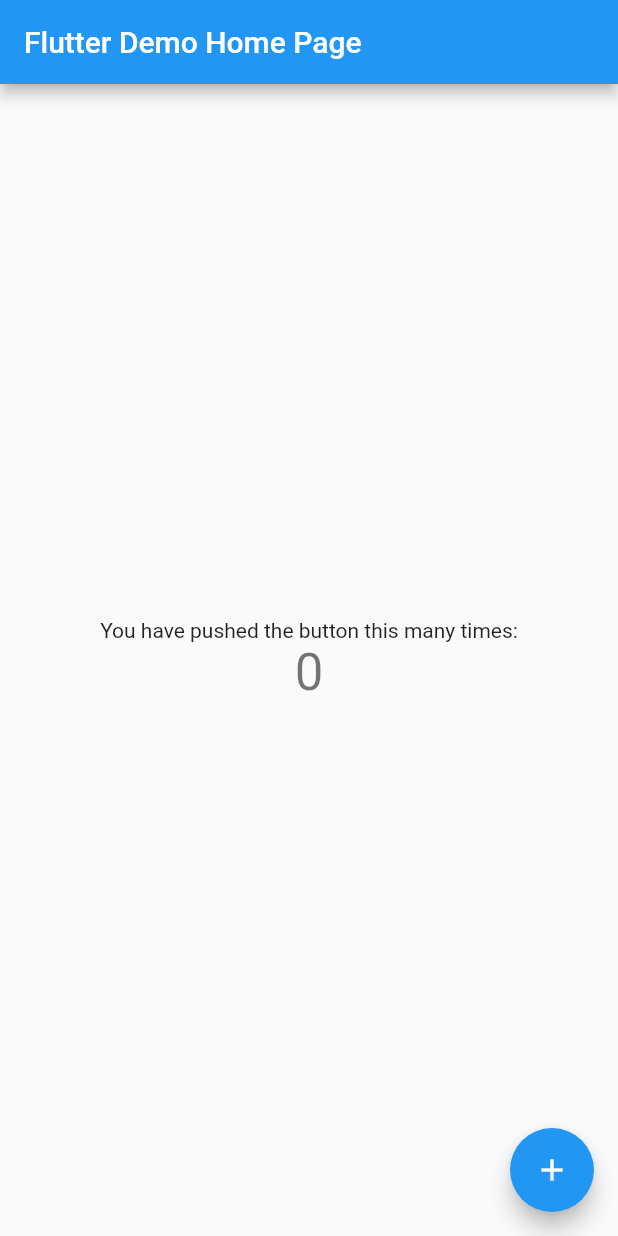
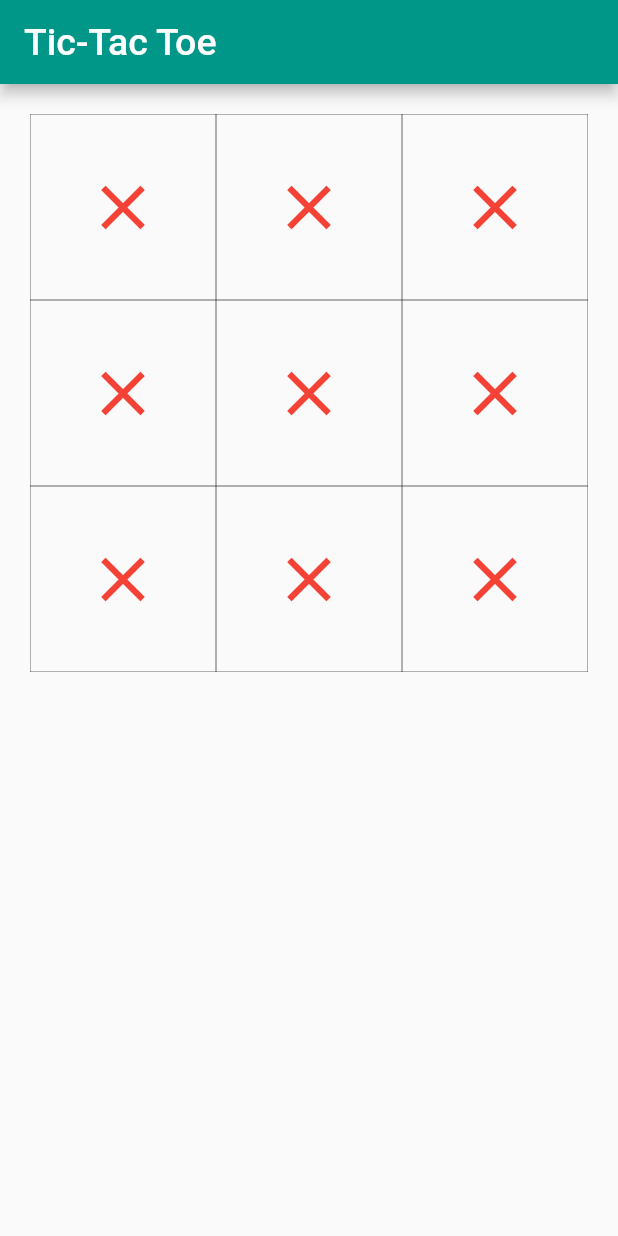
Before and after one commit to michaelihuoma01/tictactoe, a Flutter app: the screen it shows after launch, on a phone screen of 412 x 824 dp. Run offline on Flutter 3.47's test engine with Material 2 defaults, Android fonts, the phone set to English and light mode, and no system bars.

Commit message:
Home screen setup

```diff
--- a/lib/main.dart
+++ b/lib/main.dart
@@ -1,4 +1,5 @@
 import 'package:flutter/material.dart';
+import 'package:tictactoe_test/views/home.dart';
 
 void main() {
   runApp(const MyApp());
@@ -11,7 +12,6 @@
   @override
   Widget build(BuildContext context) {
     return MaterialApp(
-      title: 'Flutter Demo',
       theme: ThemeData(
         // This is the theme of your application.
         //
@@ -22,94 +22,9 @@
         // or simply save your changes to "hot reload" in a Flutter IDE).
         // Notice that the counter didn't reset back to zero; the application
         // is not restarted.
-        primarySwatch: Colors.blue,
+        primarySwatch: Colors.teal,
       ),
-      home: const MyHomePage(title: 'Flutter Demo Home Page'),
+      home: const HomeScreen(),
     );
   }
 }
-
-class MyHomePage extends StatefulWidget {
-  const MyHomePage({Key? key, required this.title}) : super(key: key);
-
-  // This widget is the home page of your application. It is stateful, meaning
-  // that it has a State object (defined below) that contains fields that affect
-  // how it looks.
-
-  // This class is the configuration for the state. It holds the values (in this
-  // case the title) provided by the parent (in this case the App widget) and
-  // used by the build method of the State. Fields in a Widget subclass are
-  // always marked "final".
-
-  final String title;
-
-  @override
-  State<MyHomePage> createState() => _MyHomePageState();
-}
-
-class _MyHomePageState extends State<MyHomePage> {
-  int _counter = 0;
-
-  void _incrementCounter() {
-    setState(() {
-      // This call to setState tells the Flutter framework that something has
-      // changed in this State, which causes it to rerun the build method below
-      // so that the display can reflect the updated values. If we changed
-      // _counter without calling setState(), then the build method would not be
-      // called again, and so nothing would appear to happen.
-      _counter++;
-    });
-  }
-
-  @override
-  Widget build(BuildContext context) {
-    // This method is rerun every time setState is called, for instance as done
-    // by the _incrementCounter method above.
-    //
-    // The Flutter framework has been optimized to make rerunning build methods
-    // fast, so that you can just rebuild anything that needs updating rather
-    // than having to individually change instances of widgets.
-    return Scaffold(
-      appBar: AppBar(
-        // Here we take the value from the MyHomePage object that was created by
-        // the App.build method, and use it to set our appbar title.
-        title: Text(widget.title),
-      ),
-      body: Center(
-        // Center is a layout widget. It takes a single child and positions it
-        // in the middle of the parent.
-        child: Column(
-          // Column is also a layout widget. It takes a list of children and
-          // arranges them vertically. By default, it sizes itself to fit its
-          // children horizontally, and tries to be as tall as its parent.
-          //
-          // Invoke "debug painting" (press "p" in the console, choose the
-          // "Toggle Debug Paint" action from the Flutter Inspector in Android
-          // Studio, or the "Toggle Debug Paint" command in Visual Studio Code)
-          // to see the wireframe for each widget.
-          //
-          // Column has various properties to control how it sizes itself and
-          // how it positions its children. Here we use mainAxisAlignment to
-          // center the children vertically; the main axis here is the vertical
-          // axis because Columns are vertical (the cross axis would be
-          // horizontal).
-          mainAxisAlignment: MainAxisAlignment.center,
-          children: <Widget>[
-            const Text(
-              'You have pushed the button this many times:',
-            ),
-            Text(
-              '$_counter',
-              style: Theme.of(context).textTheme.headline4,
-            ),
-          ],
-        ),
-      ),
-      floatingActionButton: FloatingActionButton(
-        onPressed: _incrementCounter,
-        tooltip: 'Increment',
-        child: const Icon(Icons.add),
-      ), // This trailing comma makes auto-formatting nicer for build methods.
-    );
-  }
-}
--- /dev/null
+++ b/lib/views/home.dart
@@ -0,0 +1,51 @@
+import 'package:flutter/material.dart';
+
+class HomeScreen extends StatefulWidget {
+  const HomeScreen({Key? key}) : super(key: key);
+
+  @override
+  State<HomeScreen> createState() => _HomeScreenState();
+}
+
+class _HomeScreenState extends State<HomeScreen> {
+  @override
+  Widget build(BuildContext context) {
+    return Scaffold(
+      appBar: AppBar(
+        title: const Text(
+          'Tic-Tac Toe',
+          style: TextStyle(fontSize: 25.0),
+        ),
+      ),
+      body: Column(
+        children: [
+          Expanded(
+            child: GridView.builder(
+              padding: const EdgeInsets.all(20.0),
+              gridDelegate: const SliverGridDelegateWithFixedCrossAxisCount(
+                crossAxisCount: 3,
+                childAspectRatio: 1.0,
+                mainAxisSpacing: 0,
+                crossAxisSpacing: 0,
+              ),
+              itemCount: 9,
+              itemBuilder: (context, i) => Container(
+                height: 150.0,
+                width: 150.0,
+                decoration: BoxDecoration(
+                  border: Border.all(width: 0.2),
+                ),
+                child: MaterialButton(
+                  onPressed: () {
+                    print('-------tapped');
+                  },
+                  child: Icon(Icons.clear, color: Colors.red, size: 50),
+                ),
+              ),
+            ),
+          ),
+        ],
+      ),
+    );
+  }
+}
```
